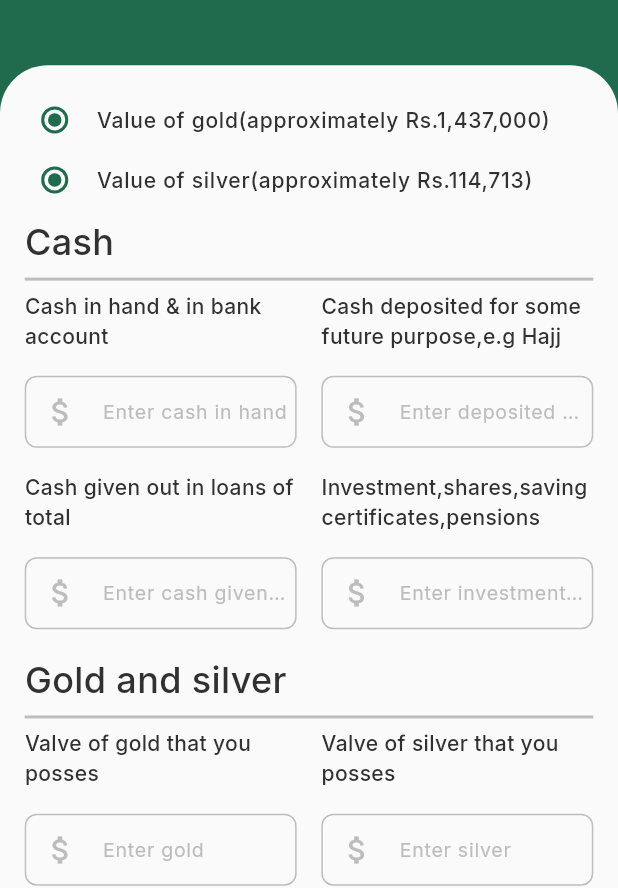
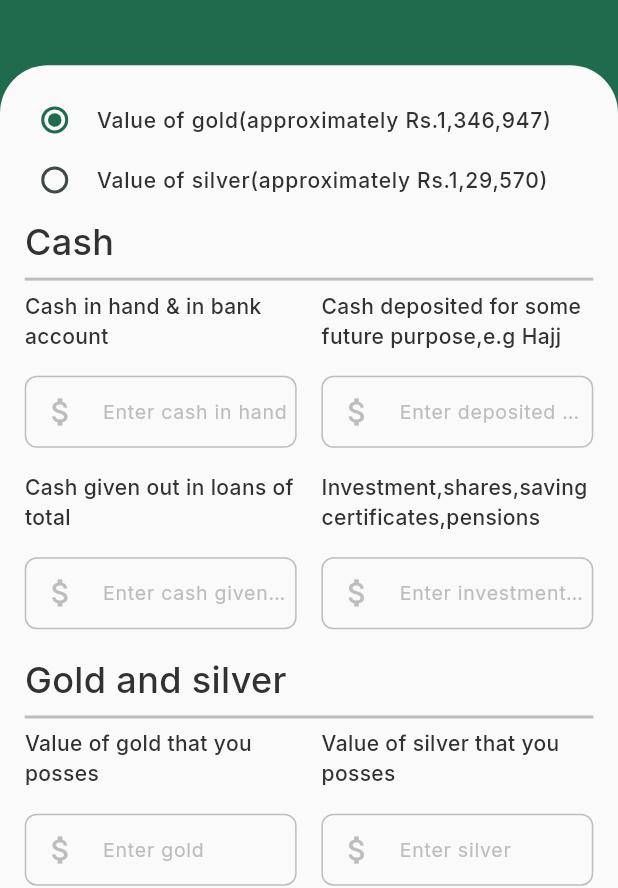
Before and after one commit to mehrozh07/flutter-mosque-tracer, a Flutter app: the ZakatView screen opened directly, on a phone screen of 412 x 824 dp. Shown: the part 182-1070 px from the top of the screen. Run offline on Flutter 3.47's test engine with Material 2 defaults, Android fonts, the light colour scheme and no system bars; our stand-ins replace bloc, cloud_firestore, equatable, firebase_auth, firebase_core, flutter_bloc and 7 more; accounts and stored records are empty.

```diff
--- a/lib/View/dashboard/zakat_view/zakat_view.dart
+++ b/lib/View/dashboard/zakat_view/zakat_view.dart
@@ -4,15 +4,29 @@ import 'package:mosque_tracer/utils/text_style.dart';
 import 'package:mosque_tracer/widgets/custom_button.dart';
 import 'package:mosque_tracer/widgets/custom_field.dart';
 
-class ZakatView extends StatelessWidget {
-   ZakatView({super.key});
+enum ValueOfGoldSilver { GOLD, SILVER}
 
+class ZakatView extends StatefulWidget {
+   const ZakatView({super.key});
+
+  @override
+  State<ZakatView> createState() => _ZakatViewState();
+}
+
+class _ZakatViewState extends State<ZakatView> {
   final cashInHand = TextEditingController();
+
   final cashDeposited = TextEditingController();
+
   final loanC = TextEditingController();
+
   final investmentOthersC = TextEditingController();
+
   final goldC = TextEditingController();
+
   final silverC = TextEditingController();
+
+   ValueOfGoldSilver _valueOfGoldSilver = ValueOfGoldSilver.GOLD;
 
   @override
   Widget build(BuildContext context) {
@@ -59,21 +73,29 @@ class ZakatView extends StatelessWidget {
                   crossAxisAlignment: CrossAxisAlignment.start,
                   mainAxisAlignment: MainAxisAlignment.start,
                   children: [
-                    RadioListTile(
+                    RadioListTile<ValueOfGoldSilver>(
                       contentPadding: EdgeInsets.zero,
                         visualDensity: const VisualDensity(horizontal: -4,vertical: -4),
-                        value: true,
-                        groupValue: true,
-                        onChanged: (v){},
-                      title: Text('Value of gold(approximately Rs.1,437,000)',style: InterStyle.w500f14Black),
+                        value: ValueOfGoldSilver.GOLD,
+                        groupValue: _valueOfGoldSilver,
+                        onChanged: ( v){
+                        setState(() {
+                          _valueOfGoldSilver = v!;
+                        });
+                        },
+                      title: Text('Value of gold(approximately Rs.1,346,947)',style: InterStyle.w500f14Black),
                     ),
                     RadioListTile(
                       contentPadding: EdgeInsets.zero,
                       visualDensity: const VisualDensity(horizontal: -4,vertical: -4),
-                      value: true,
-                      groupValue: true,
-                      onChanged: (v){},
-                      title: Text('Value of silver(approximately Rs.114,713)',style: InterStyle.w500f14Black),
+                      value: ValueOfGoldSilver.SILVER,
+                      groupValue: _valueOfGoldSilver,
+                      onChanged: ( v){
+                        setState(() {
+                          _valueOfGoldSilver = v!;
+                        });
+                      },
+                      title: Text('Value of silver(approximately Rs.1,29,570)',style: InterStyle.w500f14Black),
                     ),
                     SizedBox(height: size.height*0.005),
                     Text('Cash',style: InterStyle.w500f24Black),
@@ -193,7 +215,7 @@ class ZakatView extends StatelessWidget {
                           Expanded(
                             child: Column(
                               children: [
-                                Text('Valve of gold that you posses',
+                                Text('Value of gold that you posses',
                                     maxLines: 2,
                                     style: InterStyle.w500f14Black),
                                 SizedBox(height: size.height*0.02),
@@ -217,7 +239,7 @@ class ZakatView extends StatelessWidget {
                           Expanded(
                             child: Column(
                               children: [
-                                Text('Valve of silver that you posses',
+                                Text('Value of silver that you posses',
                                     maxLines: 2,
                                     style: InterStyle.w500f14Black),
                                 SizedBox(height: size.height*0.02),
--- a/lib/services/nearby_mosues_services.dart
+++ b/lib/services/nearby_mosues_services.dart
@@ -11,7 +11,6 @@ class ApiService {
     final response = await http.get(
         Uri.parse('$baseUrl?location=$lat,$lng&radius=$radius&sensor=$sensor&types=mosque&key=$apiKey')
     );
-
     if (response.statusCode == 200) {
       final data = json.decode(response.body);
       if (data['status'] == "OK") {
```
